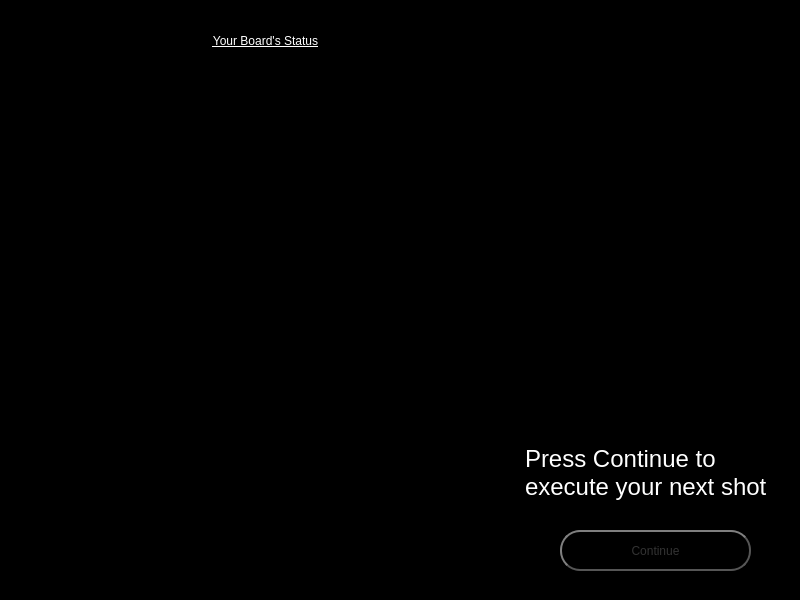
Qt form FrontEndMain/FrontEndMain/playerboardpage.ui (drewanderson17/BattleShips) before a commit.
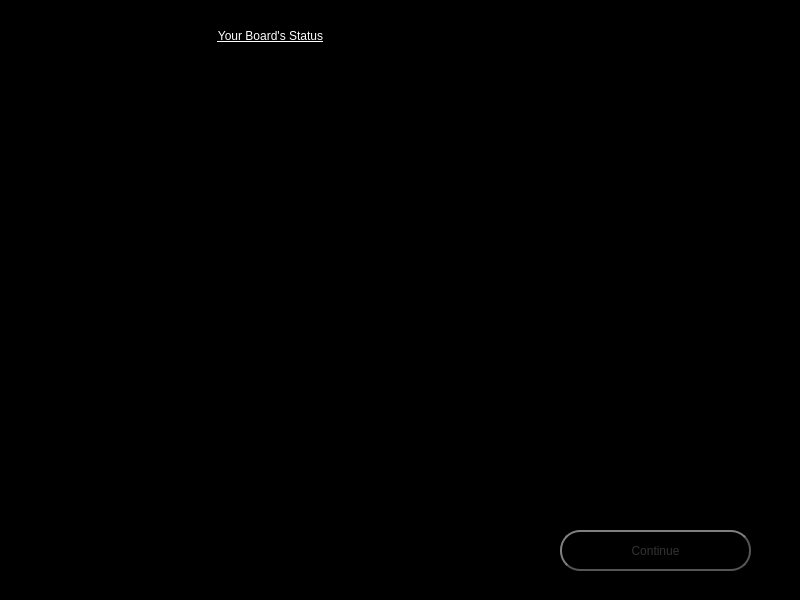
The same form after that commit.

Commit message: - Updated UI files, mostly just font changes

```diff
--- a/FrontEndMain/FrontEndMain/playerboardpage.ui
+++ b/FrontEndMain/FrontEndMain/playerboardpage.ui
@@ -61,16 +61,17 @@
   <widget class="QLabel" name="yourBoardTitle">
    <property name="geometry">
     <rect>
-     <x>110</x>
-     <y>20</y>
-     <width>311</width>
-     <height>41</height>
+     <x>40</x>
+     <y>10</y>
+     <width>461</width>
+     <height>51</height>
     </rect>
    </property>
    <property name="styleSheet">
-    <string notr="true">font: 75 22pt &quot;MS Shell Dlg 2&quot;;
+    <string notr="true">color: rgb(255, 255, 255);
+font: 42pt &quot;Impact&quot;;
 text-decoration: underline;
-color: rgb(255, 255, 255);</string>
+</string>
    </property>
    <property name="text">
     <string>Your Board's Status</string>
@@ -116,26 +117,6 @@
     </layout>
    </widget>
   </widget>
-  <widget class="QTextBrowser" name="textBrowser">
-   <property name="geometry">
-    <rect>
-     <x>520</x>
-     <y>440</y>
-     <width>256</width>
-     <height>71</height>
-    </rect>
-   </property>
-   <property name="styleSheet">
-    <string notr="true"/>
-   </property>
-   <property name="html">
-    <string>&lt;!DOCTYPE HTML PUBLIC &quot;-//W3C//DTD HTML 4.0//EN&quot; &quot;http://www.w3.org/TR/REC-html40/strict.dtd&quot;&gt;
-&lt;html&gt;&lt;head&gt;&lt;meta name=&quot;qrichtext&quot; content=&quot;1&quot; /&gt;&lt;style type=&quot;text/css&quot;&gt;
-p, li { white-space: pre-wrap; }
-&lt;/style&gt;&lt;/head&gt;&lt;body style=&quot; font-family:'MS Shell Dlg 2'; font-size:8.25pt; font-weight:400; font-style:normal;&quot;&gt;
-&lt;p style=&quot; margin-top:0px; margin-bottom:0px; margin-left:0px; margin-right:0px; -qt-block-indent:0; text-indent:0px;&quot;&gt;&lt;span style=&quot; font-family:'MS Shell Dlg 2'; font-size:18pt; color:#ffffff;&quot;&gt;Press Continue to execute your next shot&lt;/span&gt;&lt;/p&gt;&lt;/body&gt;&lt;/html&gt;</string>
-   </property>
-  </widget>
  </widget>
  <resources/>
  <connections/>
```
The commit also changes 5 other files.
